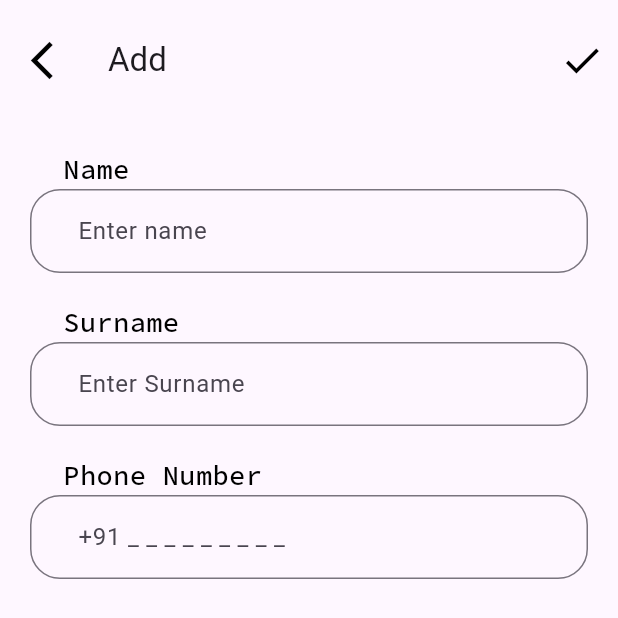
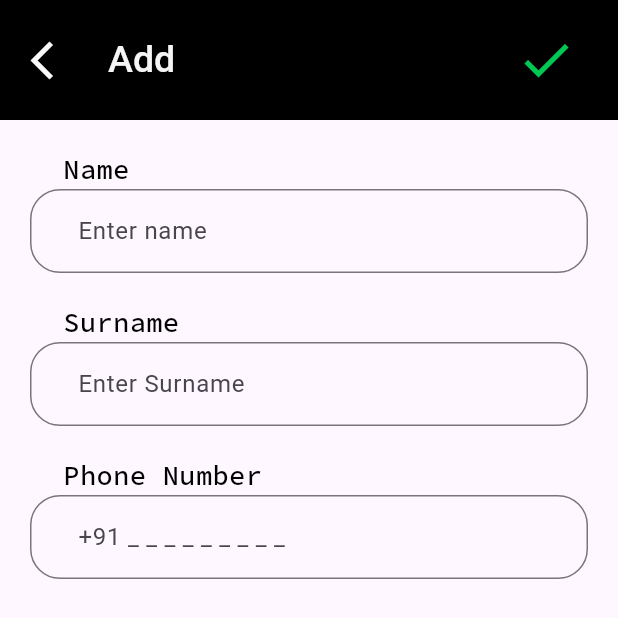
Before and after one commit to vishag002/contact-app, a Flutter app: the AddContactScreen screen opened directly, on a phone screen of 412 x 824 dp. Shown: the top 618 px of the screen. Run offline on Flutter 3.47's test engine with Material 3 defaults, Android fonts, the phone set to English and light mode, and no system bars; our stand-ins replace anim_search_bar, google_fonts, hive, hive_flutter; missing offline and left inert: slideable; accounts and stored records are empty; Roboto replaces fonts that are missing (Signika).

Commit message:
add contact screen

```diff
--- a/lib/view/add_contact_screen.dart
+++ b/lib/view/add_contact_screen.dart
@@ -1,4 +1,5 @@
 import 'package:contact_application/controller/contact_provider.dart';
+import 'package:contact_application/utilits/color_const/color_constant.dart';
 import 'package:contact_application/utilits/text_const/text_constant.dart';
 import 'package:flutter/material.dart';
 import 'package:provider/provider.dart';
@@ -37,6 +38,8 @@ class _AddContactScreenState extends State<AddContactScreen> {
     //print(contactBox.values.toList());
     return Scaffold(
       appBar: AppBar(
+        backgroundColor: ColorConstant.background,
+        // foregroundColor: ColorConstant.primary,
         toolbarHeight: 80,
         leading: IconButton(
             onPressed: () {
@@ -45,11 +48,16 @@ class _AddContactScreenState extends State<AddContactScreen> {
             icon: Icon(
               Icons.arrow_back_ios_new_sharp,
               size: 30,
-              color: Colors.black,
+              color: Colors.grey.shade50,
             )),
-        title: Text("Add"),
+        title: Text(
+          "Add",
+          style: TextConstant.styleHeading,
+        ),
         actions: [
-          IconButton(
+          Padding(
+            padding: const EdgeInsets.symmetric(horizontal: 20),
+            child: IconButton(
               onPressed: () {
                 Provider.of<ContactProvider>(context, listen: false).addContact(
                     nameController.text,
@@ -59,8 +67,9 @@ class _AddContactScreenState extends State<AddContactScreen> {
               },
               icon: Icon(
                 Icons.check_sharp,
-              size: 30,
-              color: Colors.black,
+                size: 40,
+                color: Colors.greenAccent.shade700,
+              ),
             ),
           )
         ],
```
Lines whose indentation alone changed are shown as unchanged.
